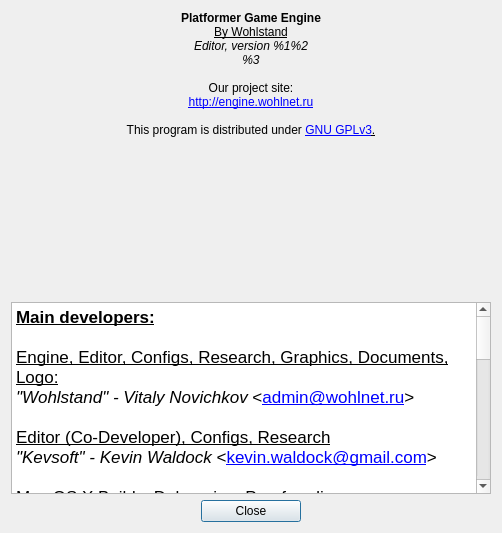
The window that Editor/main_window/about_dialog/aboutdialog.ui (WohlSoft/Moondust-Project) describes before a commit, drawn with Qt 5.
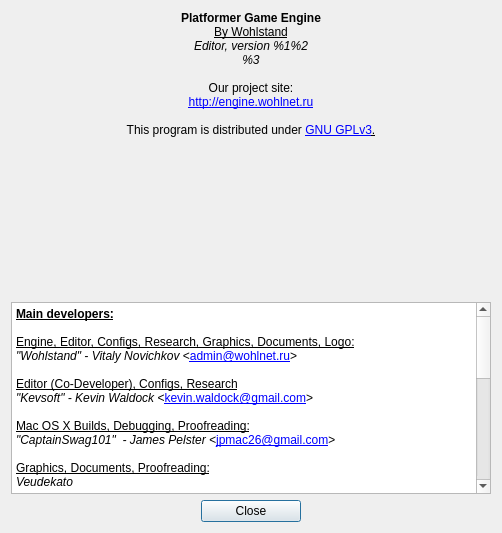
The same window after the commit. Icons and pictures are not drawn.

```diff
--- a/Editor/main_window/about_dialog/aboutdialog.ui
+++ b/Editor/main_window/about_dialog/aboutdialog.ui
@@ -159,11 +159,6 @@
        <height>150</height>
       </size>
      </property>
-     <property name="font">
-      <font>
-       <family>Lucida Grande</family>
-      </font>
-     </property>
      <property name="verticalScrollBarPolicy">
       <enum>Qt::ScrollBarAlwaysOn</enum>
      </property>
@@ -174,7 +169,7 @@
       <string notr="true">&lt;!DOCTYPE HTML PUBLIC &quot;-//W3C//DTD HTML 4.0//EN&quot; &quot;http://www.w3.org/TR/REC-html40/strict.dtd&quot;&gt;
 &lt;html&gt;&lt;head&gt;&lt;meta name=&quot;qrichtext&quot; content=&quot;1&quot; /&gt;&lt;style type=&quot;text/css&quot;&gt;
 p, li { white-space: pre-wrap; }
-&lt;/style&gt;&lt;/head&gt;&lt;body style=&quot; font-family:'Lucida Grande'; font-size:13pt; font-weight:400; font-style:normal;&quot;&gt;
+&lt;/style&gt;&lt;/head&gt;&lt;body style=&quot;font-weight:400; font-style:normal;&quot;&gt;
 &lt;p style=&quot; margin-top:0px; margin-bottom:0px; margin-left:0px; margin-right:0px; -qt-block-indent:0; text-indent:0px;&quot;&gt;&lt;span style=&quot; font-weight:600; text-decoration: underline;&quot;&gt;Main developers:&lt;br /&gt;&lt;/span&gt;&lt;/p&gt;
 &lt;p style=&quot; margin-top:0px; margin-bottom:0px; margin-left:0px; margin-right:0px; -qt-block-indent:0; text-indent:0px;&quot;&gt;&lt;span style=&quot; text-decoration: underline;&quot;&gt;Engine, Editor, Configs, Research, Graphics, Documents, Logo:&lt;/span&gt;&lt;/p&gt;
 &lt;p style=&quot; margin-top:0px; margin-bottom:0px; margin-left:0px; margin-right:0px; -qt-block-indent:0; text-indent:0px;&quot;&gt;&lt;span style=&quot; font-style:italic;&quot;&gt;&amp;quot;Wohlstand&amp;quot; - Vitaly Novichkov&lt;/span&gt; &amp;lt;&lt;a href=&quot;mailto:admin@wohlnet.ru&quot;&gt;&lt;span style=&quot; text-decoration: underline; color:#0000ff;&quot;&gt;admin@wohlnet.ru&lt;/span&gt;&lt;/a&gt;&amp;gt;&lt;br /&gt;&lt;/p&gt;
```
